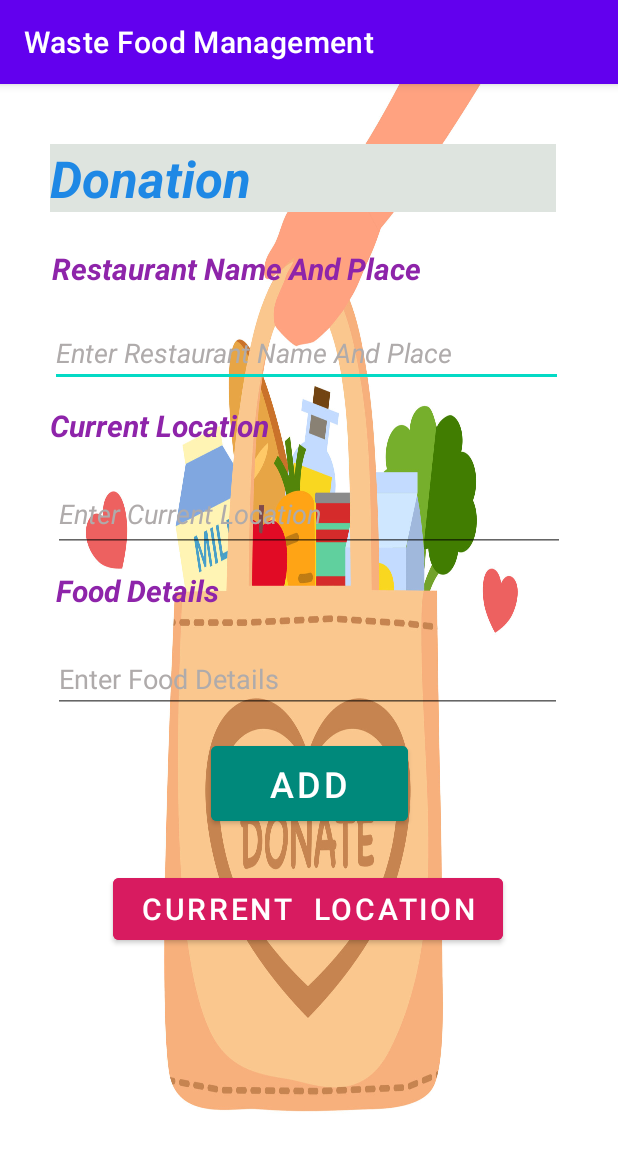
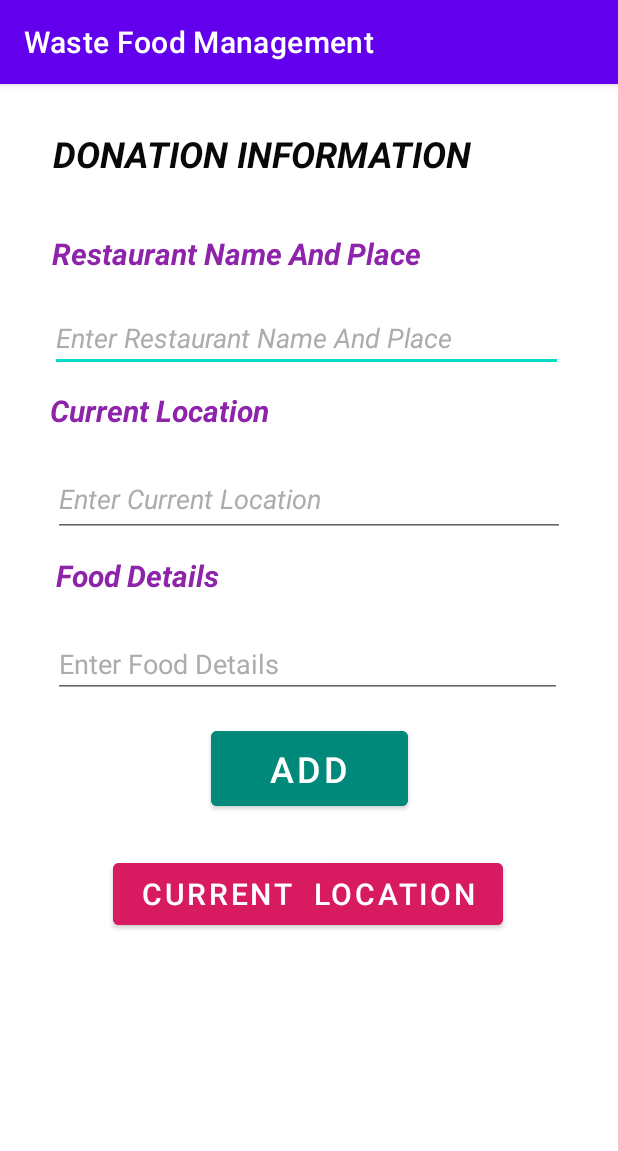
Before and after one commit to officialshubhamsinha/Waste-Food-Management1, an Android app: the Donation_Entry screen opened directly, with no data from a screen before it, on a phone screen of 412 x 824 dp. Shown: the top 1151 px of the screen. Run offline under Robolectric (Android 15) with nearby library versions, the phone set to English and light mode, and no system bars.

Commit message:
New Donation_Entry_Update_Done

```diff
--- a/app/src/main/res/layout/activity_donation_entry.xml
+++ b/app/src/main/res/layout/activity_donation_entry.xml
@@ -4,7 +4,7 @@
     xmlns:tools="http://schemas.android.com/tools"
     android:layout_width="match_parent"
     android:layout_height="match_parent"
-    android:background="@drawable/food"
+
 
     tools:context="Donation_Entry">
 
@@ -12,14 +12,14 @@
         android:id="@+id/textView"
         android:layout_width="337dp"
         android:layout_height="45dp"
-        android:layout_marginTop="40dp"
-        android:background="#DEE4DF"
-        android:text="Donation Information:-"
-        android:textColor="#1E88E5"
-        android:textSize="34sp"
+        android:layout_marginTop="30dp"
+        android:background="@color/white"
+        android:text="DONATION INFORMATION"
+        android:textColor="#090909"
+        android:textSize="24sp"
         android:textStyle="normal|bold|italic"
         app:layout_constraintEnd_toEndOf="parent"
-        app:layout_constraintHorizontal_bias="0.445"
+        app:layout_constraintHorizontal_bias="0.472"
         app:layout_constraintStart_toStartOf="parent"
         app:layout_constraintTop_toTopOf="parent" />
 
```
